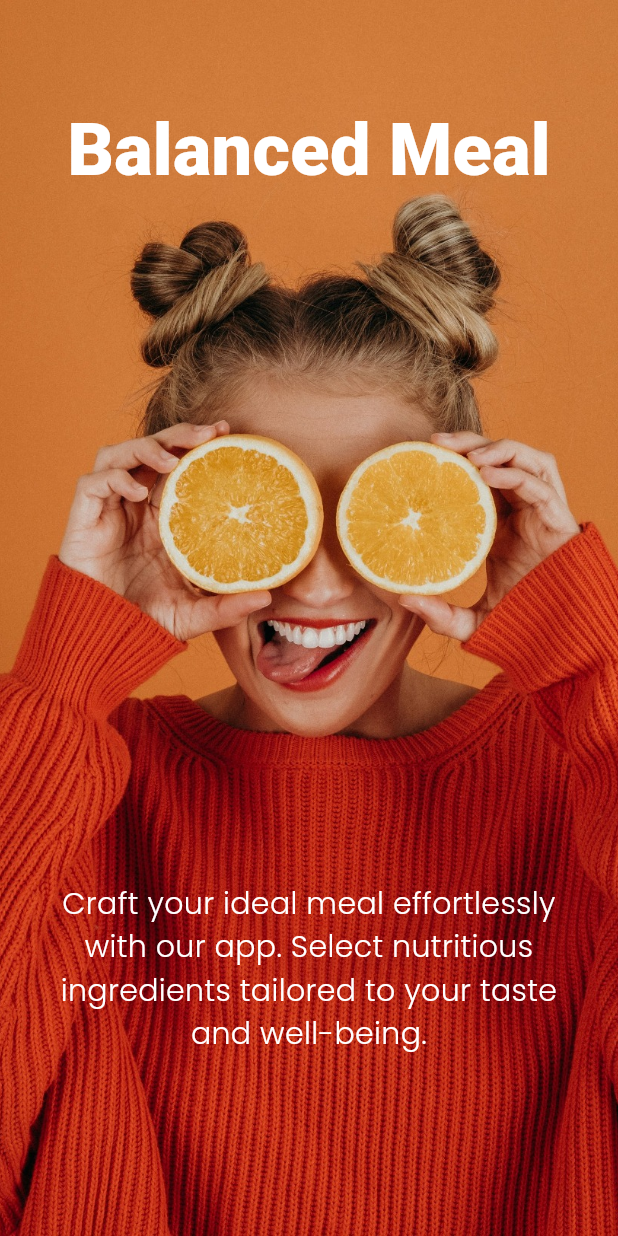
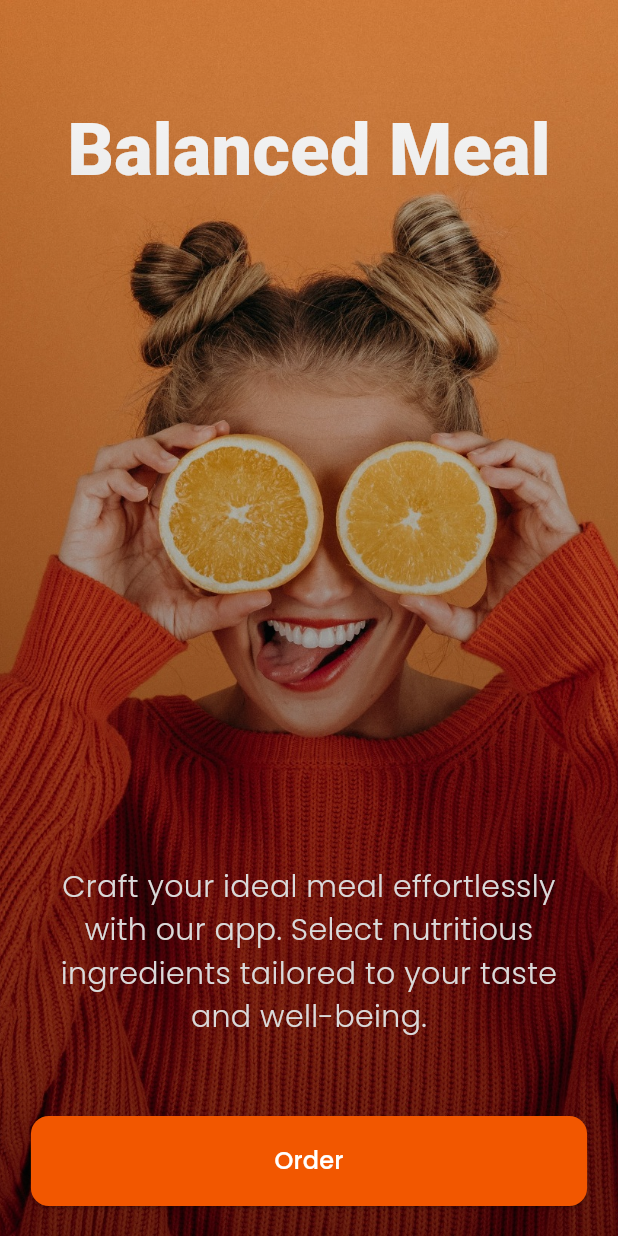
Before and after one commit to Eslamadelelkhouly/Balanced-Meal, a Flutter app: the screen it shows after launch, on a phone screen of 412 x 824 dp. Run offline on Flutter 3.47's test engine with Material 3 defaults, Android fonts, the phone set to English and light mode, and no system bars; our stand-ins replace go_router, google_fonts.

Commit message:
finish ui welcome screen

```diff
--- /dev/null
+++ b/lib/core/utils/app_color.dart
@@ -0,0 +1,6 @@
+import 'dart:ui';
+
+abstract class AppColor {
+  static const Color orange = Color(0xffF25700);
+  static const Color whitedarker = Color(0xffDADADA);
+}
--- /dev/null
+++ b/lib/features/welcom screen/presentation/views/widgets/container_background.dart
@@ -0,0 +1,38 @@
+
+import 'package:balancedmeal/core/utils/Images.dart';
+import 'package:balancedmeal/core/utils/style.dart';
+import 'package:flutter/material.dart';
+
+class ContainerBackground extends StatelessWidget {
+  const ContainerBackground({
+    super.key,
+  });
+
+  @override
+  Widget build(BuildContext context) {
+    return Container(
+      width: double.infinity,
+      height: double.infinity,
+      decoration: const BoxDecoration(
+        image: DecorationImage(
+          image: AssetImage(Images.backgrounimagewelcomview),
+          fit: BoxFit.cover,
+        ),
+      ),
+      child: Column(
+        crossAxisAlignment: CrossAxisAlignment.center,
+        children: [
+          SizedBox(
+            height: MediaQuery.of(context).size.height * 0.08,
+          ),
+          Text(
+            'Balanced Meal',
+            style: AppStyle.textStyle48bold.copyWith(
+              color: Colors.white,
+            ),
+          ),
+        ],
+      ),
+    );
+  }
+}
--- a/lib/features/welcom screen/presentation/views/widgets/custom_description_container.dart
+++ b/lib/features/welcom screen/presentation/views/widgets/custom_description_container.dart
@@ -1,3 +1,4 @@
+import 'package:balancedmeal/core/utils/app_color.dart';
 import 'package:balancedmeal/core/utils/style.dart';
 import 'package:flutter/material.dart';
 
@@ -15,7 +16,7 @@ class CustomDiscriptionContainer extends StatelessWidget {
         textAlign: TextAlign.center,
         'Craft your ideal meal effortlessly with our app. Select nutritious ingredients tailored to your taste and well-being.',
         style: AppStyle.textStyleregular20poppins.copyWith(
-          color: Colors.white,
+          color: AppColor.whitedarker,
         ),
       ),
     );
--- /dev/null
+++ b/lib/features/welcom screen/presentation/views/widgets/gradiant_container.dart
@@ -0,0 +1,24 @@
+import 'package:flutter/material.dart';
+
+class GradiantContainer extends StatelessWidget {
+  const GradiantContainer({
+    super.key,
+  });
+
+  @override
+  Widget build(BuildContext context) {
+    return Container(
+      width: double.infinity,
+      height: double.infinity,
+      decoration: BoxDecoration(
+          gradient: LinearGradient(
+        begin: Alignment.topCenter,
+        end: Alignment.bottomCenter,
+        colors: [
+          Colors.transparent,
+          Colors.black.withOpacity(0.5),
+        ],
+      )),
+    );
+  }
+}
--- a/lib/features/welcom screen/presentation/views/widgets/splash_view_body.dart
+++ b/lib/features/welcom screen/presentation/views/widgets/splash_view_body.dart
@@ -1,6 +1,8 @@
-import 'package:balancedmeal/core/utils/Images.dart';
-import 'package:balancedmeal/core/utils/style.dart';
+import 'package:balancedmeal/core/utils/app_color.dart';
+import 'package:balancedmeal/core/widgets/custpm_button.dart';
+import 'package:balancedmeal/features/welcom%20screen/presentation/views/widgets/container_background.dart';
 import 'package:balancedmeal/features/welcom%20screen/presentation/views/widgets/custom_description_container.dart';
+import 'package:balancedmeal/features/welcom%20screen/presentation/views/widgets/gradiant_container.dart';
 import 'package:flutter/material.dart';
 
 class WelcomViewBody extends StatelessWidget {
@@ -8,35 +10,28 @@ class WelcomViewBody extends StatelessWidget {
 
   @override
   Widget build(BuildContext context) {
-    return Container(
-      width: double.infinity,
-      height: double.infinity,
-      decoration: const BoxDecoration(
-          image: DecorationImage(
-              image: AssetImage(Images.backgrounimagewelcomview),
-              fit: BoxFit.cover)),
-      child: Column(
-        crossAxisAlignment: CrossAxisAlignment.center,
-        children: [
-          SizedBox(
-            height: MediaQuery.of(context).size.height * 0.08,
+    return Stack(
+      children: [
+        ContainerBackground(),
+        GradiantContainer(),
+        Positioned(
+          top: MediaQuery.of(context).size.height * 0.7,
+          left: MediaQuery.of(context).size.width * 0.05,
+          child: CustomDiscriptionContainer(),
+        ),
+        Positioned(
+          bottom: 20,
+          left: MediaQuery.of(context).size.width * 0.05,
+          child: CustomButton(
+            onPressed: () {},
+            text: 'Order',
+            width: MediaQuery.of(context).size.width * 0.9,
+            height: 60,
+            textColor: Colors.white,
+            backgrounColor: AppColor.orange,
           ),
-          Text(
-            'Balanced Meal',
-            style: AppStyle.textStyle48bold.copyWith(
-              color: Colors.white,
-            ),
-          ),
-          SizedBox(
-            height: MediaQuery.of(context).size.height * 0.55,
-          ),
-          CustomDiscriptionContainer(),
-          SizedBox(
-            height: MediaQuery.of(context).size.height * 0.08,
-          ),
-
-        ],
-      ),
+        ),
+      ],
     );
   }
 }
```
